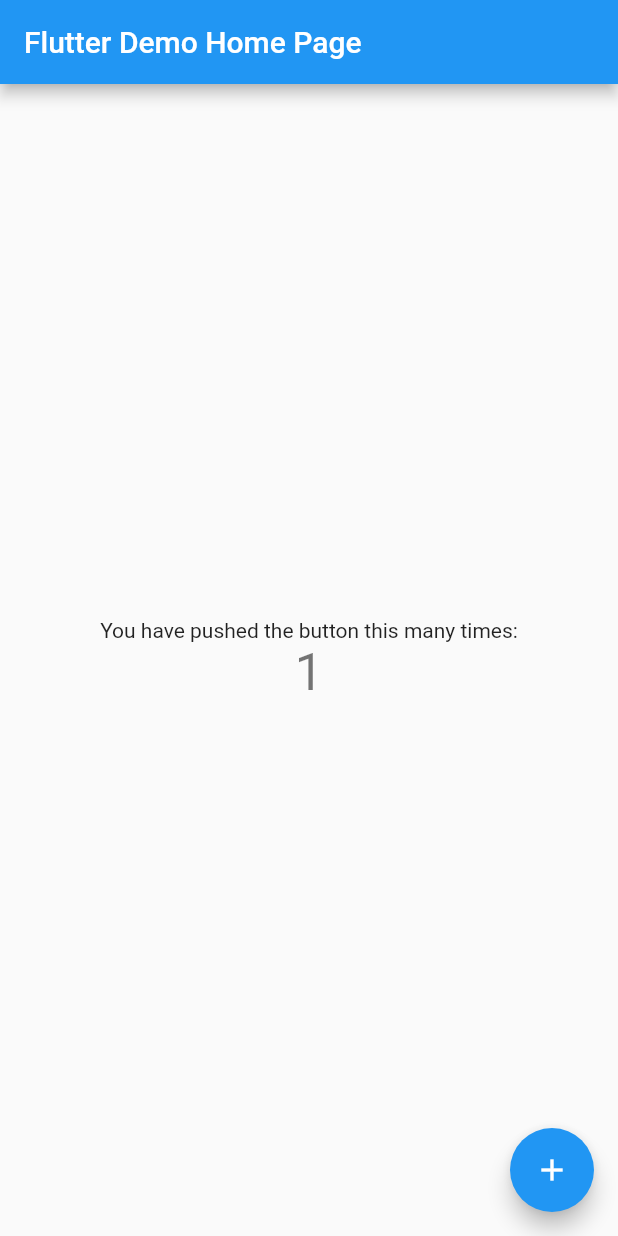
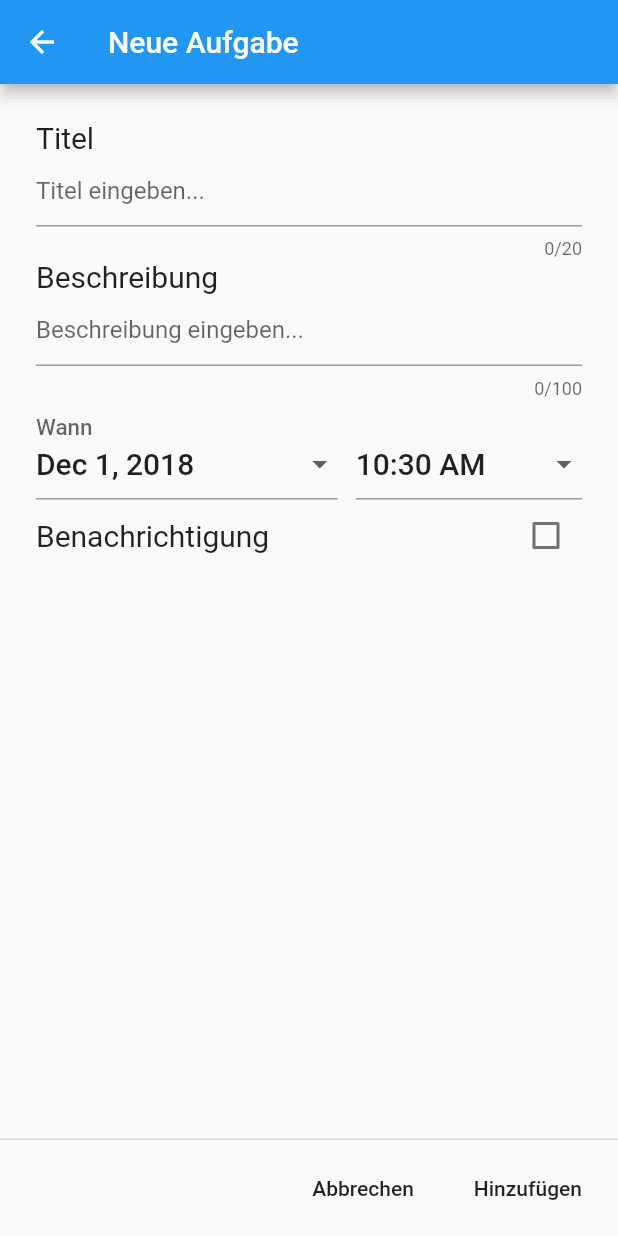
Before and after one commit to sturkopf123/Flutter-TodoList, a Flutter app: the screen it shows after launch, after a tap on the "add" icon, on a phone screen of 412 x 824 dp. Run offline on Flutter 3.47's test engine with Material 2 defaults, Android fonts, the phone set to English and light mode, and no system bars; our stand-ins replace sqflite; accounts and stored records are empty.

Commit message:
baisic layout and implementation rdy, now more detailed

```diff
--- /dev/null
+++ b/lib/Todo.dart
@@ -0,0 +1,52 @@
+import 'package:meta/meta.dart';
+import 'package:uuid/uuid.dart';
+
+class Todo {
+  static final dbUUID = "uuid";
+  static final dbTitle = "title";
+  static final dbDescription = "description";
+  static final dbDateExpire = "dateExpire";
+  static final dbDateNotification = "dateNotification";
+  static final dbNotification = "notification";
+  static final dbTag = "tag";
+
+  String uuid;
+  String title;
+  String description;
+  String dateExpire;
+  String dateNotification;
+  String notification;
+  String tag;
+
+  Todo(
+      {@required this.uuid,
+      @required this.title,
+      @required this.description,
+      @required this.dateExpire,
+      @required this.dateNotification,
+      @required this.notification,
+      @required this.tag});
+
+  Todo.fromMap(Map<String, dynamic> map)
+      : this(
+            uuid : map[dbUUID],
+            title: map[dbTitle],
+            description: map[dbDescription],
+            dateExpire: map[dbDateExpire],
+            dateNotification: map[dbDateNotification],
+            notification: map[dbNotification],
+            tag: map[dbTag]);
+
+  // Currently not used
+  Map<String, dynamic> toMap() {
+    return {
+      dbUUID: uuid,
+      dbTitle: title,
+      dbDescription: description,
+      dbDateExpire: dateExpire,
+      dbDateNotification: dateNotification,
+      dbNotification: notification,
+      dbTag: tag
+    };
+  }
+}
--- /dev/null
+++ b/lib/TodoBlocProvider.dart
@@ -0,0 +1,18 @@
+import 'package:flutter/material.dart';
+import 'package:todo_v2/todo_bloc.dart';
+
+
+class TodoBlocProvider extends InheritedWidget{
+  final TodoBloc todoBloc;
+
+  @override
+  bool updateShouldNotify(InheritedWidget oldWidget) => true;
+
+  static TodoBloc of(BuildContext context) =>
+      (context.inheritFromWidgetOfExactType(TodoBlocProvider) as TodoBlocProvider)
+          .todoBloc;
+
+  TodoBlocProvider({Key key, TodoBloc todoBloc, Widget child})
+      : this.todoBloc = todoBloc ?? TodoBloc(),
+        super(child: child, key: key);
+}
--- /dev/null
+++ b/lib/TodoViewModel.dart
@@ -0,0 +1,15 @@
+import 'Todo.dart';
+import 'package:uuid/uuid.dart';
+
+class TodoViewModel{
+
+
+  List<Todo> _todoList = [
+    Todo(uuid: Uuid().v4(), title: "Test", description: "desc", dateExpire: "datexpire", dateNotification: "datenotif", notification: "false", tag: "0"),
+    Todo(uuid: Uuid().v4(), title: "Test2", description: "desc2", dateExpire: "datexpire", dateNotification: "datenotif", notification: "false", tag: "0")
+  ];
+
+  TodoViewModel();
+
+  List<Todo> get todoList => _todoList;
+}
--- /dev/null
+++ b/lib/add_task_page.dart
@@ -0,0 +1,141 @@
+import 'package:flutter/material.dart';
+import 'package:todo_v2/datetimepicker.dart';
+
+class NewTodoPage extends StatefulWidget {
+  @override
+  _NewTodoPageState createState() => _NewTodoPageState();
+}
+
+class _NewTodoPageState extends State<NewTodoPage> {
+  DateTime _toDate = new DateTime.now();
+  TimeOfDay _toTime = new TimeOfDay.now();
+  bool checkboxnotification = false;
+  final titleController = TextEditingController();
+  final descriptionController = TextEditingController();
+
+
+
+  @override
+  Widget build(BuildContext context) {
+
+
+    return Container(
+      child: Scaffold(
+        appBar: AppBar(
+          title: Text("Neue Aufgabe"),
+        ),
+        body: SingleChildScrollView(
+          child: Padding(
+            padding: EdgeInsets.all(24.0),
+            child: Column(
+              crossAxisAlignment: CrossAxisAlignment.start,
+              children: <Widget>[
+                  Column(
+                    crossAxisAlignment: CrossAxisAlignment.start,
+                    mainAxisAlignment: MainAxisAlignment.spaceEvenly,
+                    children: <Widget>[
+                      Container(
+                          child: Text("Titel",
+                            style: new TextStyle(
+                              fontSize: 20.0,
+                            ),)
+                      ),
+                      Container(
+                        child: TextField(
+                          controller: titleController,
+                          maxLength: 20,
+                          decoration: InputDecoration(
+                              hintText: 'Titel eingeben...'
+                          ),
+                        ),
+                      ),
+                    ],
+                  ),
+                  Column(
+                    crossAxisAlignment: CrossAxisAlignment.start,
+
+                    mainAxisAlignment: MainAxisAlignment.spaceEvenly,
+                    children: <Widget>[
+                      Container(
+                          child: Text("Beschreibung",
+                            style: new TextStyle(
+                              fontSize: 20.0,
+                            ),)
+                      ),
+                      Container(
+                        child: TextField(
+                          controller: descriptionController,
+                          maxLength: 100,
+                          decoration: InputDecoration(
+                              hintText: 'Beschreibung eingeben...'
+                          ),
+                        ),
+                      ),
+                    ],
+                  ),Column(
+                    crossAxisAlignment: CrossAxisAlignment.start,
+
+                    mainAxisAlignment: MainAxisAlignment.spaceEvenly,
+                    children: <Widget>[
+                      Container(
+                        child:  new DateTimePicker(
+                            labelText: 'Wann',
+                            selectedDate: _toDate,
+                            selectedTime: _toTime,
+                            selectDateChanged: (DateTime date) {
+                              setState(() {
+                                _toDate = date;
+                              });
+                            },
+                            selectTimeChanged: (TimeOfDay time) {
+                              setState(() {
+                                _toTime = time;
+                              });
+                            }
+                        ),
+                      ),
+                      Row(
+                        children: <Widget>[
+                          Expanded(
+                            child: Text("Benachrichtigung",
+                              style: TextStyle(
+                                fontSize: 20.0,
+                              ),
+                            ),
+                          ),
+                          Checkbox(
+                              value: checkboxnotification,
+                              tristate: false,
+                              onChanged: (bool value){
+                                setState(() {
+                                  checkboxnotification = value;
+                                });
+                              }),
+                        ],
+                      )
+                    ],
+                  ),
+              ],
+            ),
+          ),
+        ),
+        persistentFooterButtons: <Widget>[
+          FlatButton(
+            onPressed: () {
+              Navigator.pop(context, false);
+            },
+            child: Text("Abbrechen"),
+          ),
+          FlatButton(
+            onPressed: (){
+
+              Navigator.pop(context, true);
+            },
+            child: Text("Hinzufügen"),
+          )
+        ],
+      ),
+    );
+  }
+
+}
--- /dev/null
+++ b/lib/datetimepicker.dart
@@ -0,0 +1,107 @@
+import 'dart:async';
+import 'package:flutter/material.dart';
+import 'package:intl/intl.dart';
+
+class _InputDropdown extends StatelessWidget {
+  const _InputDropdown({
+    Key key,
+    this.child,
+    this.labelText,
+    this.valueText,
+    this.valueStyle,
+    this.onPressed }) : super(key: key);
+
+  final String labelText;
+  final String valueText;
+  final TextStyle valueStyle;
+  final VoidCallback onPressed;
+  final Widget child;
+
+  @override
+  Widget build(BuildContext context) {
+    return new InkWell(
+      onTap: onPressed,
+      child: new InputDecorator(
+        decoration: new InputDecoration(
+          labelText: labelText,
+        ),
+        baseStyle: valueStyle,
+        child: new Row(
+          mainAxisAlignment: MainAxisAlignment.spaceBetween,
+          mainAxisSize: MainAxisSize.min,
+          children: <Widget>[
+            new Text(valueText, style: valueStyle),
+            new Icon(Icons.arrow_drop_down,
+                color: Theme.of(context).brightness == Brightness.light ? Colors.grey.shade700 : Colors.white70
+            ),
+          ],
+        ),
+      ),
+    );
+  }
+}
+
+class DateTimePicker extends StatelessWidget {
+  const DateTimePicker({
+    Key key,
+    this.labelText,
+    this.selectedDate,
+    this.selectedTime,
+    this.selectDateChanged,
+    this.selectTimeChanged,
+  }) : super(key: key);
+
+  final String labelText;
+  final DateTime selectedDate;
+  final TimeOfDay selectedTime;
+  final ValueChanged<DateTime> selectDateChanged;
+  final ValueChanged<TimeOfDay> selectTimeChanged;
+
+  Future<Null> selectDate(BuildContext context) async {
+    final DateTime picked = await showDatePicker(
+        context: context,
+        initialDate: selectedDate,
+        firstDate: new DateTime(2015, 8),
+        lastDate: new DateTime(2101)
+    );
+    if (picked != null && picked != selectedDate)
+      selectDateChanged(picked);
+  }
+
+  Future<Null> selectTime(BuildContext context) async {
+    final TimeOfDay picked = await showTimePicker(
+        context: context,
+        initialTime: selectedTime
+    );
+    if (picked != null && picked != selectedTime)
+      selectTimeChanged(picked);
+  }
+
+  @override
+  Widget build(BuildContext context) {
+    final TextStyle valueStyle = Theme.of(context).textTheme.title;
+    return new Row(
+      crossAxisAlignment: CrossAxisAlignment.end,
+      children: <Widget>[
+        new Expanded(
+          flex: 4,
+          child: new _InputDropdown(
+            labelText: labelText,
+            valueText: new DateFormat.yMMMd().format(selectedDate),
+            valueStyle: valueStyle,
+            onPressed: () { selectDate(context); },
+          ),
+        ),
+        const SizedBox(width: 12.0,),
+        new Expanded(
+          flex: 3,
+          child: new _InputDropdown(
+            valueText: selectedTime.format(context),
+            valueStyle: valueStyle,
+            onPressed: (){selectTime(context);},
+          ),
+        )
+      ],
+    );
+  }
+}
--- /dev/null
+++ b/lib/listview.dart
@@ -0,0 +1,91 @@
+import 'package:flutter/material.dart';
+import 'package:flutter/foundation.dart';
+import 'package:intl/intl.dart';
+import 'package:todo_v2/Todo.dart';
+import 'package:todo_v2/TodoBlocProvider.dart';
+
+class CustomListView extends StatefulWidget {
+  final List<Todo> todos;
+
+  CustomListView({Key key, @required this.todos}):super(key: key);
+
+  @override
+  _CustomListViewState createState() => _CustomListViewState();
+
+}
+
+class _CustomListViewState extends State<CustomListView> {
+
+  @override
+  Widget build(BuildContext context){
+    print("data length ${widget.todos.length}");
+    return new Material(
+      child: new Container(
+          color: Colors.blueGrey,
+          padding: EdgeInsets.all(10.0),
+          child: getListView(widget.todos),
+    )
+    );
+  }
+
+  ListView getListView(List<Todo> todos) {
+    return ListView.builder(
+      itemCount: todos == null ? 0 : todos.length,
+      itemBuilder: (BuildContext context, int pos) {
+        return getRow(pos, todos);
+      },
+    );
+  }
+
+  Widget getRow(int i, List<Todo> todos) {
+
+    var newline = todos[i].description.length == 0 ? "" : "\n\n";
+    //String _date =
+    //new DateFormat.yMMMd().add_Hm().format(DateTime.parse(todos[i].dateExpire));
+
+    return new Padding(
+      padding: EdgeInsets.all(1.0),
+      child: Card(
+        margin: EdgeInsets.all(4.0),
+        child: Column(
+          children: <Widget>[
+            Container(
+              padding: EdgeInsets.only(top: 5.0),
+              child: ListTile(
+                key: Key(todos[i].uuid),
+                title: Row(
+                  children: <Widget>[
+                    Expanded(
+                      child: Text(
+                        "${todos[i].title}",
+                        style: TextStyle(fontSize: 20.0),
+                      ),
+                    ),
+                  ],
+                ),
+                subtitle: Text("\n${todos[i].description}$newline${todos[i].dateExpire}"),
+                onTap: () {
+                  print(todos[i].uuid);
+                },
+              ),
+            ),
+            ButtonTheme.bar(
+              child: ButtonBar(
+                alignment: MainAxisAlignment.end,
+                children: <Widget>[
+                  IconButton(
+                    icon: Icon(Icons.delete),
+                    onPressed: (){},
+                  ),
+                  IconButton(
+                      icon: Icon(Icons.done),
+                      onPressed: (){})
+                ],
+              ),
+            )
+          ],
+        ),
+      ),
+    );
+  }
+}
--- a/lib/main.dart
+++ b/lib/main.dart
@@ -1,41 +1,33 @@
 import 'package:flutter/material.dart';
+import 'package:todo_v2/TodoBlocProvider.dart';
+import 'package:todo_v2/TodoViewModel.dart';
+import 'package:todo_v2/add_task_page.dart';
+import 'package:todo_v2/database.dart';
+import 'package:todo_v2/listview.dart';
+import 'package:todo_v2/todo_bloc.dart';
+import 'package:uuid/uuid.dart';
+import 'Todo.dart';
 
 void main() => runApp(MyApp());
 
 class MyApp extends StatelessWidget {
-  // This widget is the root of your application.
   @override
   Widget build(BuildContext context) {
     return MaterialApp(
       title: 'Flutter Demo',
       theme: ThemeData(
-        // This is the theme of your application.
-        //
-        // Try running your application with "flutter run". You'll see the
-        // application has a blue toolbar. Then, without quitting the app, try
-        // changing the primarySwatch below to Colors.green and then invoke
-        // "hot reload" (press "r" in the console where you ran "flutter run",
-        // or simply save your changes to "hot reload" in a Flutter IDE).
-        // Notice that the counter didn't reset back to zero; the application
-        // is not restarted.
         primarySwatch: Colors.blue,
       ),
-      home: MyHomePage(title: 'Flutter Demo Home Page'),
+      home: TodoBlocProvider(
+        todoBloc: TodoBloc(),
+        child: MyHomePage(title: 'Flutter Demo Home Page'),
+      ),
     );
   }
 }
 
 class MyHomePage extends StatefulWidget {
   MyHomePage({Key key, this.title}) : super(key: key);
-
-  // This widget is the home page of your application. It is stateful, meaning
-  // that it has a State object (defined below) that contains fields that affect
-  // how it looks.
-
-  // This class is the configuration for the state. It holds the values (in this
-  // case the title) provided by the parent (in this case the App widget) and
-  // used by the build method of the State. Fields in a Widget subclass are
-  // always marked "final".
 
   final String title;
 
@@ -44,68 +36,60 @@ class MyHomePage extends StatefulWidget {
 }
 
 class _MyHomePageState extends State<MyHomePage> {
-  int _counter = 0;
-
-  void _incrementCounter() {
-    setState(() {
-      // This call to setState tells the Flutter framework that something has
-      // changed in this State, which causes it to rerun the build method below
-      // so that the display can reflect the updated values. If we changed
-      // _counter without calling setState(), then the build method would not be
-      // called again, and so nothing would appear to happen.
-      _counter++;
-    });
-  }
+  int _index = 0;
 
   @override
   Widget build(BuildContext context) {
-    // This method is rerun every time setState is called, for instance as done
-    // by the _incrementCounter method above.
-    //
-    // The Flutter framework has been optimized to make rerunning build methods
-    // fast, so that you can just rebuild anything that needs updating rather
-    // than having to individually change instances of widgets.
+    final todoBloc = TodoBlocProvider.of(context);
     return Scaffold(
+      backgroundColor: Colors.blueGrey,
         appBar: AppBar(
-        // Here we take the value from the MyHomePage object that was created by
-        // the App.build method, and use it to set our appbar title.
           title: Text(widget.title),
         ),
-      body: Center(
-        // Center is a layout widget. It takes a single child and positions it
-        // in the middle of the parent.
-        child: Column(
-          // Column is also layout widget. It takes a list of children and
-          // arranges them vertically. By default, it sizes itself to fit its
-          // children horizontally, and tries to be as tall as its parent.
-          //
-          // Invoke "debug painting" (press "p" in the console, choose the
-          // "Toggle Debug Paint" action from the Flutter Inspector in Android
-          // Studio, or the "Toggle Debug Paint" command in Visual Studio Code)
-          // to see the wireframe for each widget.
-          //
-          // Column has various properties to control how it sizes itself and
-          // how it positions its children. Here we use mainAxisAlignment to
-          // center the children vertically; the main axis here is the vertical
-          // axis because Columns are vertical (the cross axis would be
-          // horizontal).
-          mainAxisAlignment: MainAxisAlignment.center,
+        body: StreamBuilder(
+            stream: todoBloc.todoList,
+            builder: (BuildContext context, snapData) {
+              if (snapData.hasData) {
+                print("hasdata ${snapData.data.length}");
+                return CustomListView(todos: snapData.data);
+              } else {
+                return Container(
+                  child: Text("nodata"),
+                );
+              }
+            }),
+        floatingActionButton: FloatingActionButton(
+            child: Icon(Icons.add),
+            onPressed: (){
+              Navigator.push(context, MaterialPageRoute(builder: (context) => NewTodoPage()));
+              Todo test = Todo(
+                  uuid: Uuid().v4(),
+                  title: "1454",
+                  description: "test",
+                  dateExpire: "blal",
+                  dateNotification: "bdd",
+                  notification: "false",
+                  tag: "0");
+              todoBloc.onAddPerson(test);
+            }),
+        floatingActionButtonLocation: FloatingActionButtonLocation.centerDocked,
+        bottomNavigationBar: BottomAppBar(
+          shape: CircularNotchedRectangle(),
+          notchMargin: 4.0,
+          child: Row(
+            mainAxisSize: MainAxisSize.max,
+            mainAxisAlignment: MainAxisAlignment.spaceAround,
             children: <Widget>[
-            Text(
-              'You have pushed the button this many times:',
+              IconButton(
+                icon: Icon(Icons.event),
+                onPressed: (){},
               ),
-            Text(
-              '$_counter',
-              style: Theme.of(context).textTheme.display1,
-            ),
+              IconButton(
+                  icon: Icon(Icons.event_available),
+                  onPressed: (){})
             ],
           ),
-      ),
-      floatingActionButton: FloatingActionButton(
-        onPressed: _incrementCounter,
-        tooltip: 'Increment',
-        child: Icon(Icons.add),
-      ), // This trailing comma makes auto-formatting nicer for build methods.
+        )
     );
   }
 }
--- /dev/null
+++ b/lib/todo_bloc.dart
@@ -0,0 +1,41 @@
+import 'package:todo_v2/TodoViewModel.dart';
+
+import 'Todo.dart';
+import 'dart:async';
+
+class TodoBloc{
+
+  List<Todo> _todos = [];
+
+  final todoListController = StreamController<List<Todo>>();
+  final addTodoController = StreamController<Todo>();
+
+  Stream<List<Todo>> get todoList => todoListController.stream;
+  Sink<Todo> get addTodo => addTodoController.sink;
+
+  TodoBloc(){
+    //addTodoController.stream.listen(onAddPerson);
+    initialize();
+  }
+
+  void onAddPerson(Todo event){
+    //TodoDatabase db = TodoDatabase.get();
+    //db.insertTodo(event);
+    _todos.add(event);
+    print("dndjfdjff ${_todos.length}");
+    todoListController.add(_todos);
+  }
+
+  void initialize(){
+    todoListController.add(getTodos());
+  }
+
+  List<Todo> getTodos(){
+    //TodoDatabase db = TodoDatabase.get();
+    _todos = TodoViewModel().todoList;
+    //db.getAllTodos().then((data){
+    //  _todos = data;
+    //});
+    return _todos;
+  }
+}
--- a/pubspec.yaml
+++ b/pubspec.yaml
@@ -15,6 +15,11 @@ environment:
 dependencies:
   flutter:
     sdk: flutter
+  uuid: ^1.0.0
+  intl: ^0.15.7
+  sqflite: ^0.12.2+1
+  path_provider: ^0.4.1
+  rxdart: ^0.19.0
 
   # The following adds the Cupertino Icons font to your application.
   # Use with the CupertinoIcons class for iOS style icons.
```
Also changed, not shown: lib/database.dart (added, +131 -0 lines). Lines whose indentation alone changed are shown as unchanged.
